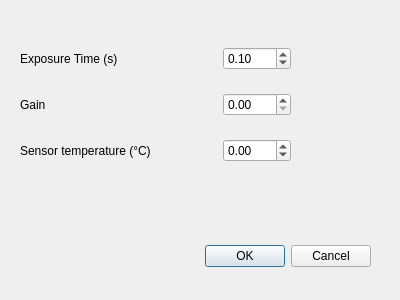
Above: gui/fluorescence_microscopy/ui_camera_settings.ui from fbarho/qudi-cbs before the change. Below: the same form after it.
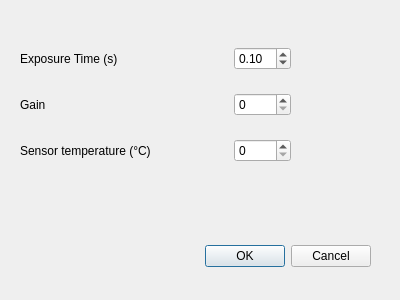
That is the form after the change.

Commit message:
continued working on camera functionality
added spooling tools
modified camera hardware module
camera status dockwidget

The edit to the form file:
```diff
--- a/gui/fluorescence_microscopy/ui_camera_settings.ui
+++ b/gui/fluorescence_microscopy/ui_camera_settings.ui
@@ -60,9 +60,6 @@
       </property>
      </widget>
     </item>
-    <item row="1" column="1">
-     <widget class="QDoubleSpinBox" name="gain_doubleSpinBox"/>
-    </item>
     <item row="2" column="0">
      <widget class="QLabel" name="label_3">
       <property name="text">
@@ -70,17 +67,14 @@
       </property>
      </widget>
     </item>
+    <item row="1" column="1">
+     <widget class="QSpinBox" name="gain_spinBox"/>
+    </item>
     <item row="2" column="1">
-     <widget class="QDoubleSpinBox" name="temp_doubleSpinBox">
+     <widget class="QSpinBox" name="temp_spinBox">
       <property name="enabled">
        <bool>true</bool>
       </property>
-      <property name="minimum">
-       <double>-100.000000000000000</double>
-      </property>
-      <property name="maximum">
-       <double>30.000000000000000</double>
-      </property>
      </widget>
     </item>
    </layout>
```
Left out of the diff: 3 changed lines with no effect on the pictures. The commit also changes 6 other files.
